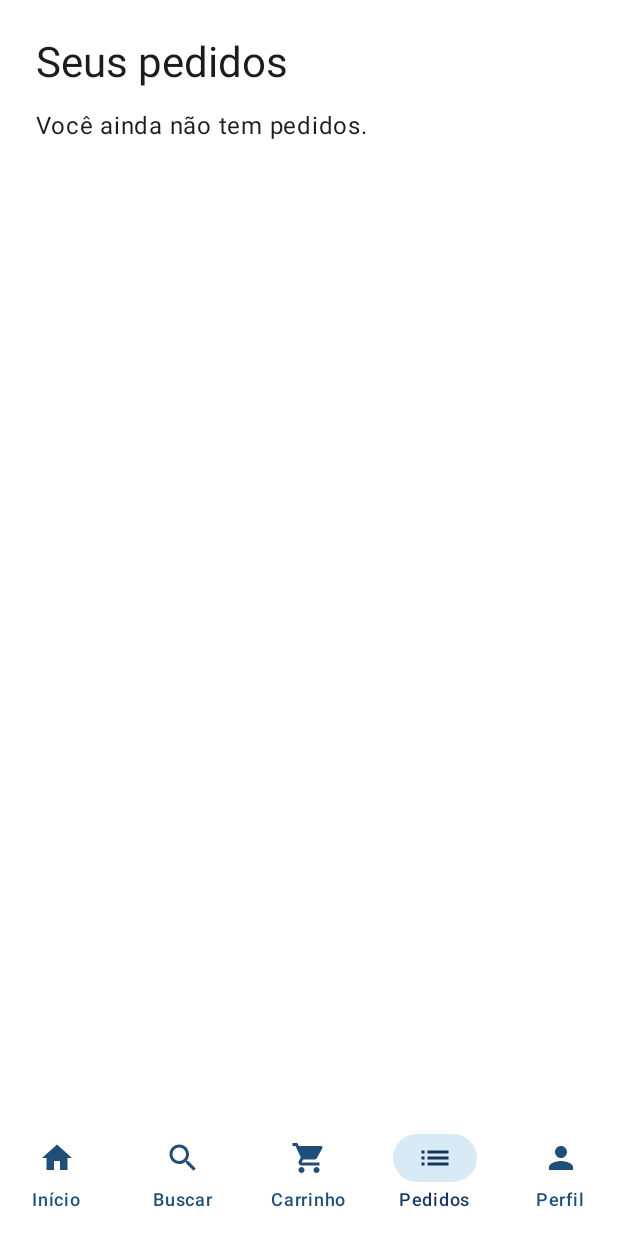
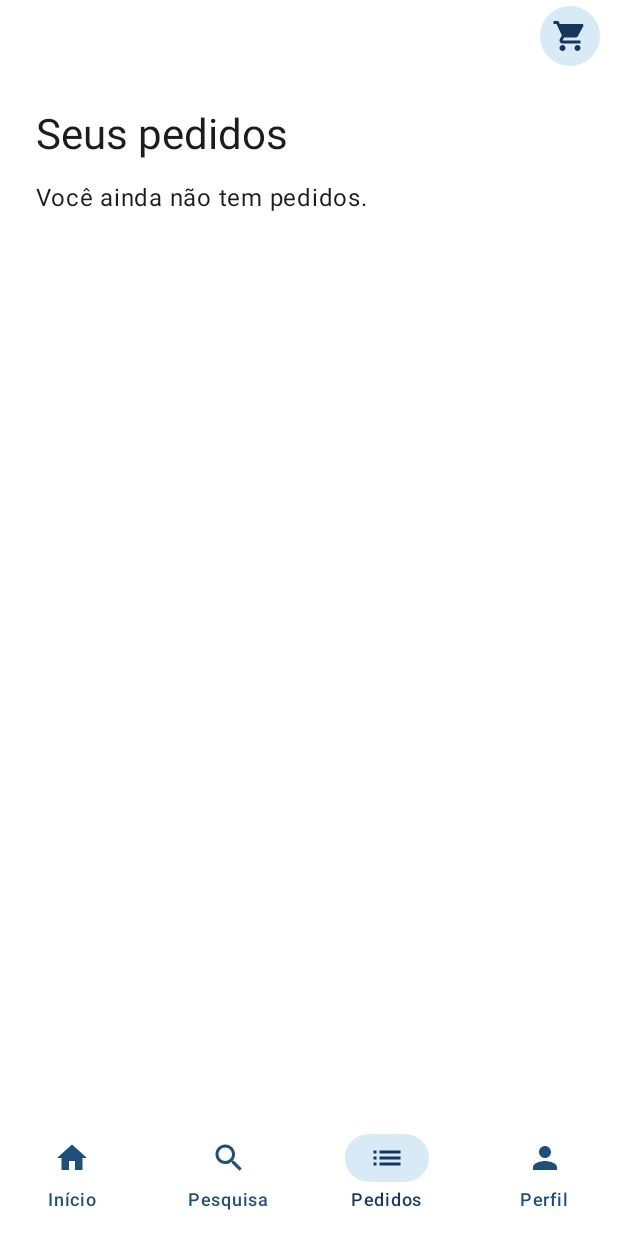
Before and after one commit to Pedro-hxm/App_Bebida_Ja, an Android app built with Jetpack Compose: the orders screen opened through its navigation route, on a phone screen of 412 x 824 dp. Run offline under Robolectric (Android 15) with nearby library versions, the phone set to English and light mode, and no system bars; our stand-ins replace Firebase (no records; nobody signed in at launch, a user with empty details on screens opened directly).

Commit message:
feat(navigation): ajustar abas e refinar carrinho

```diff
--- a/app/src/main/java/br/com/bebidaja/ui/navigation/NavegacaoAplicativo.kt
+++ b/app/src/main/java/br/com/bebidaja/ui/navigation/NavegacaoAplicativo.kt
@@ -1,13 +1,19 @@
 package br.com.bebidaja.ui.navigation
 
+import androidx.compose.foundation.layout.Arrangement
+import androidx.compose.foundation.layout.Row
+import androidx.compose.foundation.layout.fillMaxWidth
 import androidx.compose.foundation.layout.padding
+import androidx.compose.foundation.layout.statusBarsPadding
 import androidx.compose.material.icons.Icons
 import androidx.compose.material.icons.filled.Home
 import androidx.compose.material.icons.automirrored.filled.List
 import androidx.compose.material.icons.filled.Person
 import androidx.compose.material.icons.filled.Search
 import androidx.compose.material.icons.filled.ShoppingCart
+import androidx.compose.material3.FilledTonalIconButton
 import androidx.compose.material3.Icon
+import androidx.compose.material3.IconButtonDefaults
 import androidx.compose.material3.NavigationBar
 import androidx.compose.material3.NavigationBarItem
 import androidx.compose.material3.NavigationBarItemDefaults
@@ -73,8 +79,7 @@ fun NavegacaoAplicativo(firebaseDisponivel: Boolean) {
 
     val tabs = listOf(
         AppTab("home", "Início", Icons.Filled.Home),
-        AppTab("search", "Buscar", Icons.Filled.Search),
-        AppTab("cart", "Carrinho", Icons.Filled.ShoppingCart),
+        AppTab("search", "Pesquisa", Icons.Filled.Search),
         AppTab("orders", "Pedidos", Icons.AutoMirrored.Filled.List),
         AppTab("profile", "Perfil", Icons.Filled.Person)
     )
@@ -106,8 +111,30 @@ fun NavegacaoAplicativo(firebaseDisponivel: Boolean) {
     }
 
     Scaffold(
+        topBar = {
+            if (tabs.any { it.route == currentRoute }) {
+                Row(
+                    modifier = Modifier.fillMaxWidth().statusBarsPadding().padding(end = 8.dp),
+                    horizontalArrangement = Arrangement.End
+                ) {
+                    FilledTonalIconButton(
+                        onClick = { navController.navigate("cart") { launchSingleTop = true } },
+                        colors = IconButtonDefaults.filledTonalIconButtonColors(
+                            containerColor = AzulClaro,
+                            contentColor = AzulEscuro
+                        )
+                    ) {
+                        Icon(
+                            imageVector = Icons.Filled.ShoppingCart,
+                            contentDescription = "Carrinho",
+                            tint = AzulEscuro
+                        )
+                    }
+                }
+            }
+        },
         bottomBar = {
-            if (tabs.any { it.route == currentRoute }) {
+            if (tabs.any { it.route == currentRoute } || currentRoute == "cart") {
                 NavigationBar(containerColor = Branco, tonalElevation = 0.dp) {
                     tabs.forEach { tab ->
                         NavigationBarItem(
```
Also changed, not shown: app/src/main/java/br/com/bebidaja/ui/screens/TelaCarrinho.kt (+53 -8 lines).
